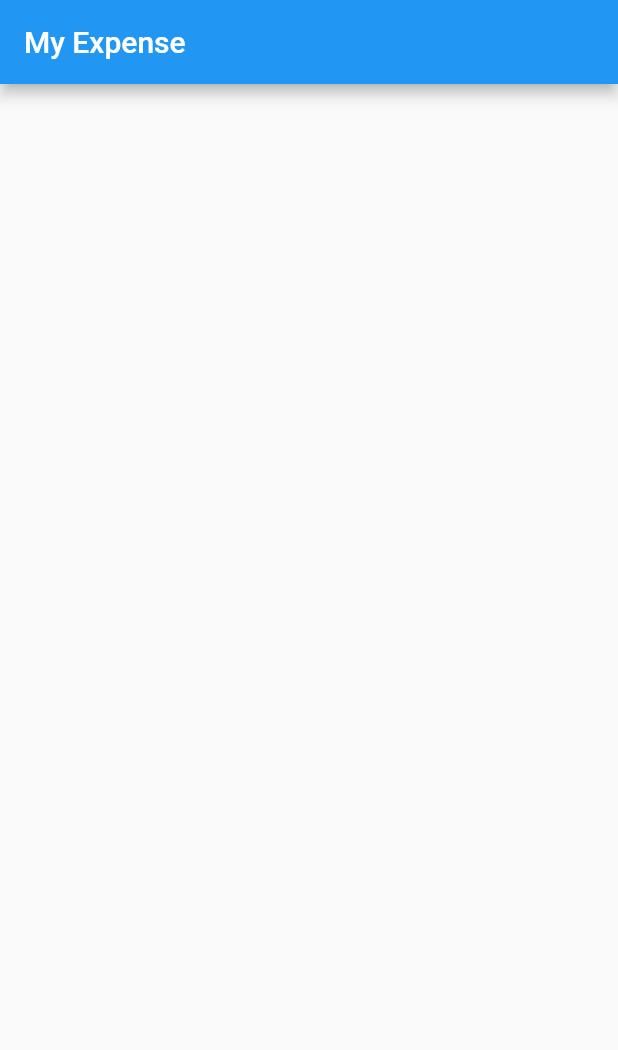
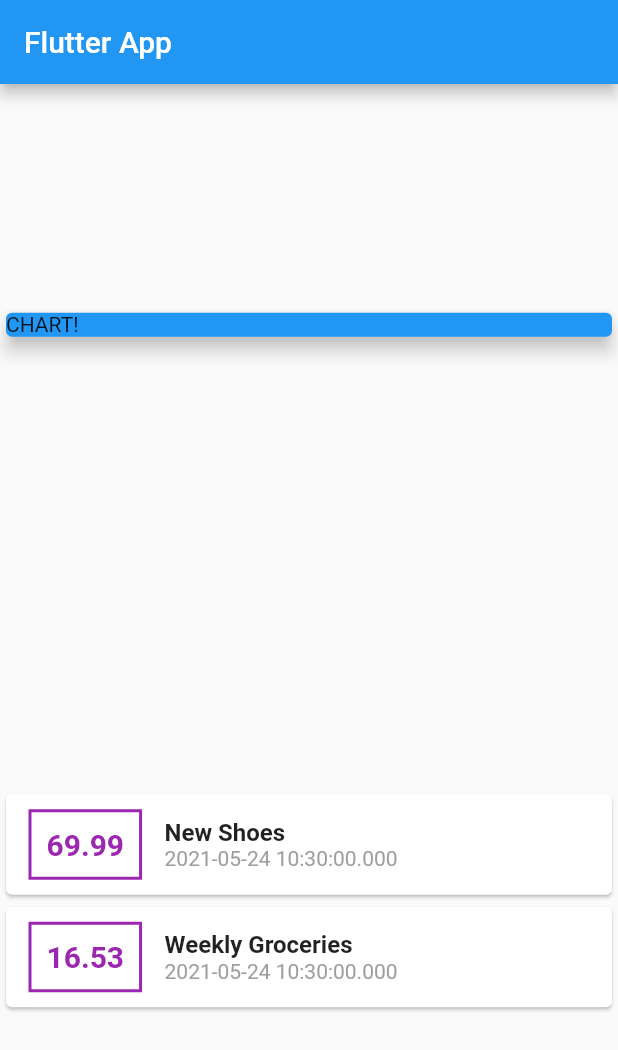
Before and after one commit to mujeeb11503051/My-Expense-App, a Flutter app: the screen it shows after launch, on a phone screen of 412 x 824 dp. Shown: the top 1050 px of the screen. Run offline on Flutter 3.47's test engine with Material 2 defaults, Android fonts, the phone set to English and light mode, and no system bars.

```diff
--- a/lib/main.dart
+++ b/lib/main.dart
@@ -1,30 +1,103 @@
 import 'package:flutter/material.dart';
 
-void main() {
-  runApp(MyApp());
-}
+import './transaction.dart';
+
+void main() => runApp(MyApp());
 
 class MyApp extends StatelessWidget {
-  // This widget is the root of your application.
   @override
   Widget build(BuildContext context) {
     return MaterialApp(
-      title: 'Flutter Demo',
-      theme: ThemeData(
-        primarySwatch: Colors.blue,
-        visualDensity: VisualDensity.adaptivePlatformDensity,
-      ),
+      title: 'Flutter App',
       home: MyHomePage(),
     );
   }
 }
 
 class MyHomePage extends StatelessWidget {
+  final List<Transaction> transactions = [
+    Transaction(
+      id: 't1',
+      title: 'New Shoes',
+      amount: 69.99,
+      date: DateTime.now(),
+    ),
+    Transaction(
+      id: 't2',
+      title: 'Weekly Groceries',
+      amount: 16.53,
+      date: DateTime.now(),
+    ),
+  ];
+
   @override
   Widget build(BuildContext context) {
     return Scaffold(
       appBar: AppBar(
-        title: Text('My Expense'),
+        title: Text('Flutter App'),
+      ),
+      body: Column(
+        mainAxisAlignment: MainAxisAlignment.spaceAround,
+        crossAxisAlignment: CrossAxisAlignment.stretch,
+        children: <Widget>[
+          Container(
+            width: double.infinity,
+            child: Card(
+              color: Colors.blue,
+              child: Text('CHART!'),
+              elevation: 5,
+            ),
+          ),
+          Column(
+            children: transactions.map((tx) {
+              return Card(
+                child: Row(
+                  children: <Widget>[
+                    Container(
+                      margin: EdgeInsets.symmetric(
+                        vertical: 10,
+                        horizontal: 15,
+                      ),
+                      decoration: BoxDecoration(
+                        border: Border.all(
+                          color: Colors.purple,
+                          width: 2,
+                        ),
+                      ),
+                      padding: EdgeInsets.all(10),
+                      child: Text(
+                        tx.amount.toString(),
+                        style: TextStyle(
+                          fontWeight: FontWeight.bold,
+                          fontSize: 20,
+                          color: Colors.purple,
+                        ),
+                      ),
+                    ),
+                    Column(
+                      crossAxisAlignment: CrossAxisAlignment.start,
+                      children: <Widget>[
+                        Text(
+                          tx.title,
+                          style: TextStyle(
+                            fontSize: 16,
+                            fontWeight: FontWeight.bold,
+                          ),
+                        ),
+                        Text(
+                          tx.date.toString(),
+                          style: TextStyle(
+                            color: Colors.grey,
+                          ),
+                        ),
+                      ],
+                    ),
+                  ],
+                ),
+              );
+            }).toList(),
+          ),
+        ],
       ),
     );
   }
--- /dev/null
+++ b/lib/transaction.dart
@@ -0,0 +1,15 @@
+import 'package:flutter/foundation.dart';
+
+class Transaction {
+  final String id;
+  final String title;
+  final double amount;
+  final DateTime date;
+
+  Transaction({
+    @required this.id,
+    @required this.title,
+    @required this.amount,
+    @required this.date,
+  });
+}
```
